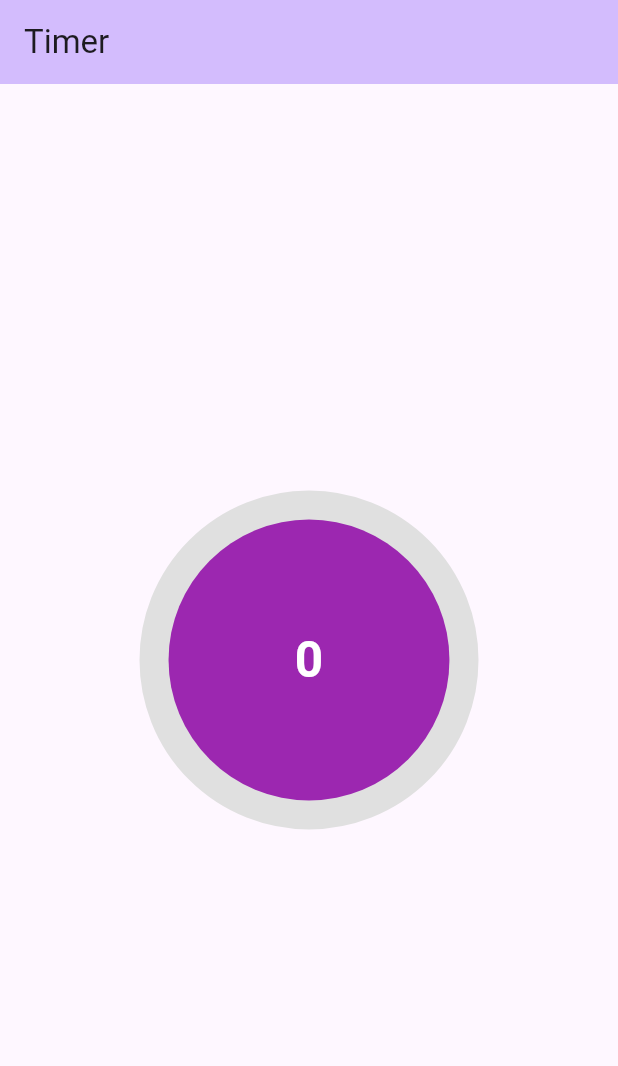
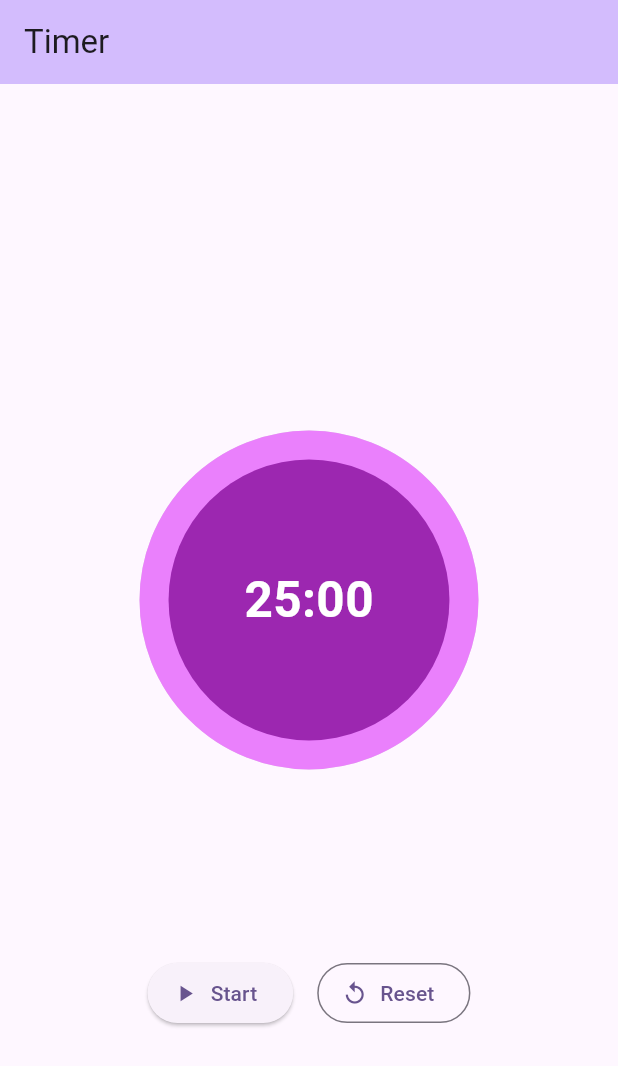
Before and after one commit to Hakondate/PomodoroApp, a Flutter app: the screen it shows after launch, on a phone screen of 412 x 824 dp. Shown: the top 1066 px of the screen. Run offline on Flutter 3.47's test engine with Material 3 defaults, Android fonts, the phone set to English and light mode, and no system bars; drawn by our look-alikes of circular_countdown_timer.

Commit message:
25分専用タイマーはできた

```diff
--- a/lib/timer.dart
+++ b/lib/timer.dart
@@ -11,6 +11,30 @@ class Timer extends StatefulWidget {
 }
 
 class _TimerState extends State<Timer> {
+  final CountDownController _controller = CountDownController();
+  bool _isRunning = false; // ボタン表示／状態保持用
+
+  void _startPause() {
+    setState(() {
+      if (_isRunning) {
+        _controller.pause();
+        _isRunning = false;
+      } else {
+        // 初回や一時停止からの再開
+        _controller.start();
+        _isRunning = true;
+      }
+    });
+  }
+
+  void _reset() {
+    _controller.restart(duration: 25 * 60); // 再起動して25分に
+    setState(() {
+      _controller.pause();
+      _isRunning = false;
+    });
+  }
+
   @override
   Widget build(BuildContext context) {
     return Scaffold(
@@ -23,9 +47,9 @@ class _TimerState extends State<Timer> {
           mainAxisAlignment: MainAxisAlignment.center,
           children: <Widget>[
             CircularCountDownTimer(
-              duration: 20,
+              duration: 25 * 60,
               initialDuration: 0,
-              controller: CountDownController(),
+              controller: _controller,
               width: MediaQuery.of(context).size.width / 2,
               height: MediaQuery.of(context).size.height / 2,
               ringColor: Colors.grey[300]!,
@@ -40,11 +64,11 @@ class _TimerState extends State<Timer> {
                   fontSize: 33.0,
                   color: Colors.white,
                   fontWeight: FontWeight.bold),
-              textFormat: CountdownTextFormat.S,
-              isReverse: false,
-              isReverseAnimation: false,
+              textFormat: CountdownTextFormat.MM_SS,
+              isReverse: true,
+              isReverseAnimation: true,
               isTimerTextShown: true,
-              autoStart: true,
+              autoStart: false,
               onStart: () {
                 // debugPrint('Countdown Started');
               },
@@ -52,6 +76,23 @@ class _TimerState extends State<Timer> {
                 // debugPrint('Countdown Ended');
               },
             ),
+            const SizedBox(height: 32),
+            Row(
+              mainAxisAlignment: MainAxisAlignment.center,
+              children: [
+                ElevatedButton.icon(
+                  onPressed: _startPause,
+                  icon: Icon(_isRunning ? Icons.pause : Icons.play_arrow),
+                  label: Text(_isRunning ? 'Pause' : 'Start'),
+                ),
+                const SizedBox(width: 16),
+                OutlinedButton.icon(
+                  onPressed: _reset,
+                  icon: const Icon(Icons.replay),
+                  label: const Text('Reset'),
+                ),
+              ],
+            ),
           ],
         ),
       ),
```
